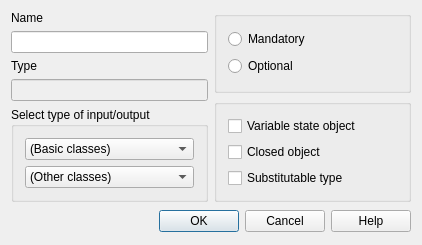
First picture: the form in lavape/src/LavaPE_UI/idd_iobox.ui, repository berkus/lavape, before the edit.
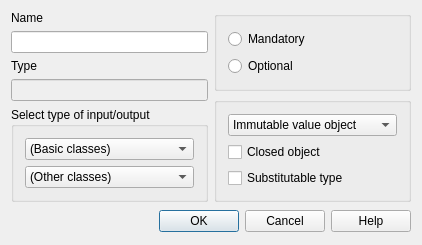
Second picture: the form after the edit.

The edit to the form file:
```diff
--- a/lavape/src/LavaPE_UI/idd_iobox.ui
+++ b/lavape/src/LavaPE_UI/idd_iobox.ui
@@ -174,19 +174,23 @@
          </property>
          <layout class="QVBoxLayout" >
           <item>
-           <widget class="QCheckBox" name="StateObject" >
-            <property name="toolTip" >
-             <string>Variable state object</string>
+           <widget class="QComboBox" name="ParamCategory" >
+            <property name="sizeAdjustPolicy" >
+             <enum>QComboBox::AdjustToContents</enum>
             </property>
-            <property name="statusTip" >
-             <string>Variable state object</string>
-            </property>
-            <property name="whatsThis" >
+            <item>
+             <property name="text" >
+              <string>Immutable value object</string>
+             </property>
+            </item>
+            <item>
+             <property name="text" >
              <string>Variable state object</string>
             </property>
             <property name="text" >
-             <string>Variable state object</string>
-            </property>
+              <string>Set elem. category</string>
+             </property>
+            </item>
            </widget>
           </item>
           <item>
```
Left out of the diff: 2 changed lines with no effect on the pictures. Lines whose indentation alone changed are shown as unchanged.
